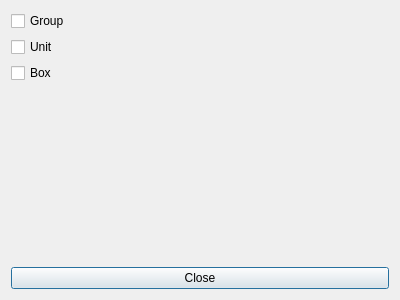
Before: the Qt Designer form Shop/dlgshowcolumns.ui in End1-1/Cafe5, drawn with Qt 5.
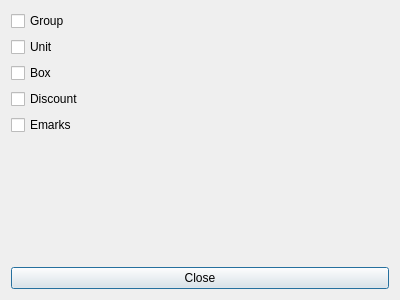
After: the same form once the commit is applied.

```diff
--- a/Shop/dlgshowcolumns.ui
+++ b/Shop/dlgshowcolumns.ui
@@ -35,6 +35,20 @@
      </property>
     </widget>
    </item>
+   <item>
+    <widget class="QCheckBox" name="chDiscount">
+     <property name="text">
+      <string>Discount</string>
+     </property>
+    </widget>
+   </item>
+   <item>
+    <widget class="QCheckBox" name="chEmarks">
+     <property name="text">
+      <string>Emarks</string>
+     </property>
+    </widget>
+   </item>
    <item>
     <spacer name="verticalSpacer">
      <property name="orientation">
```
